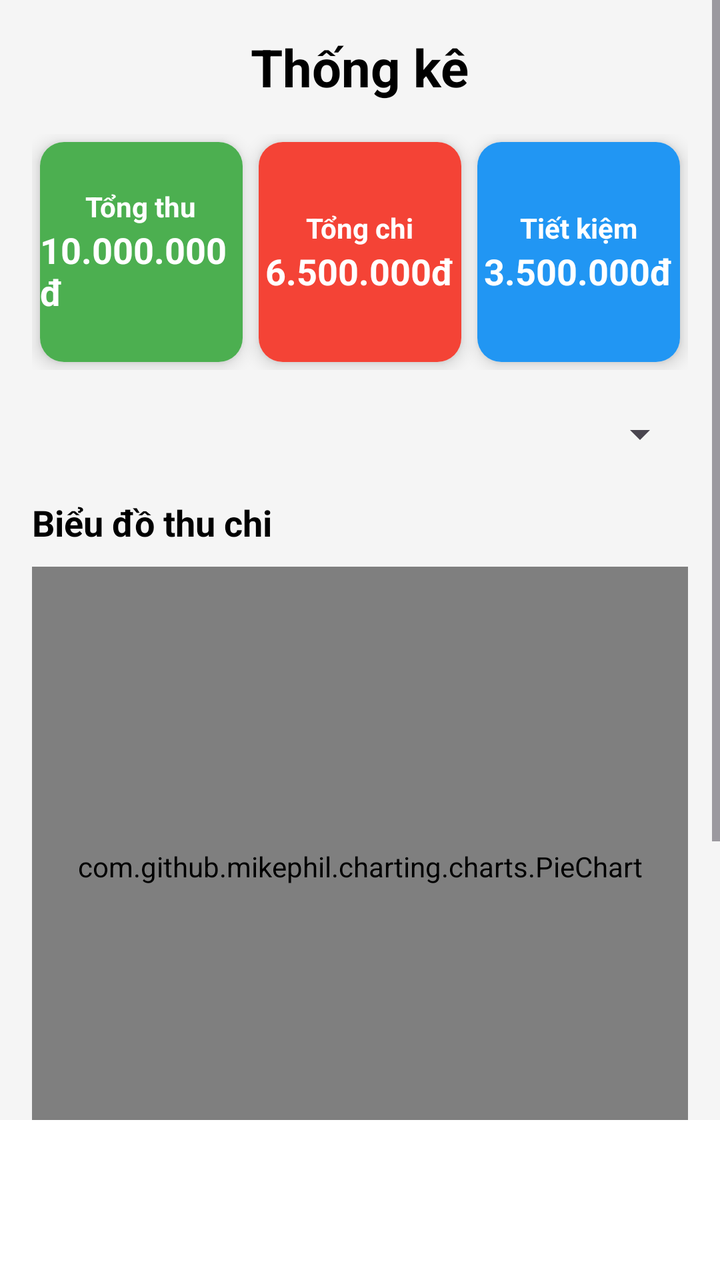
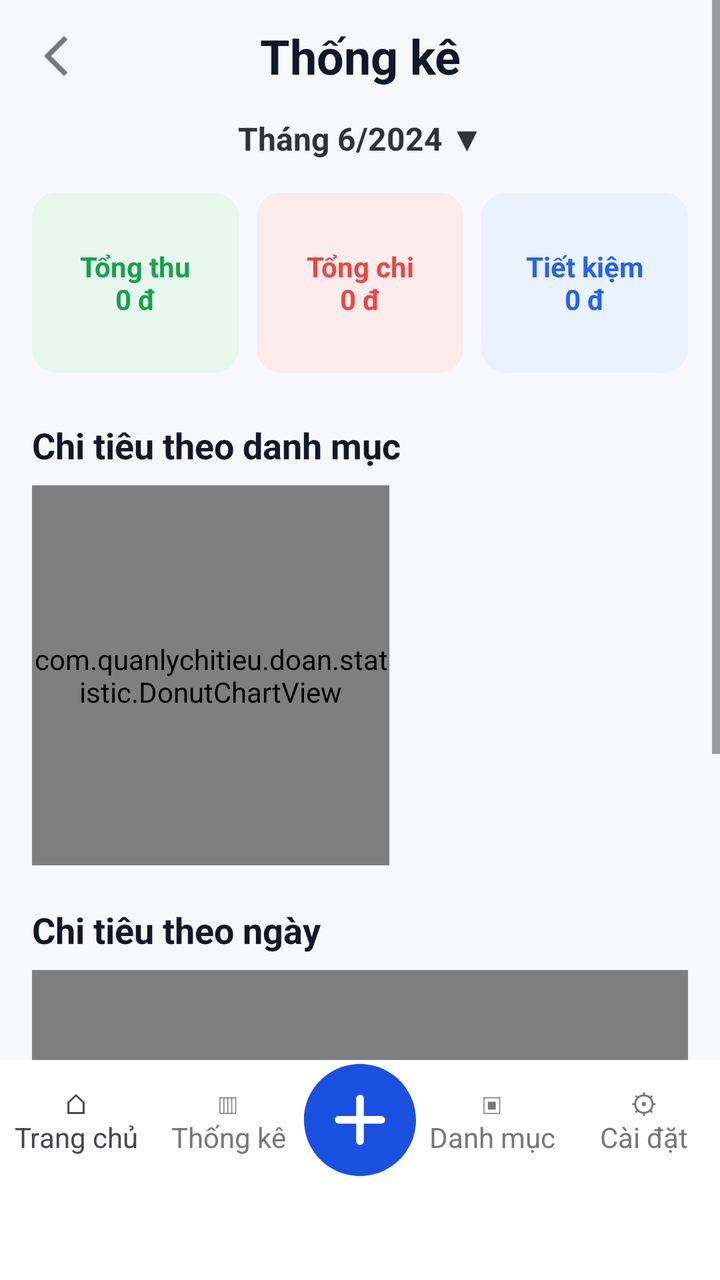

Screens rendered from an Android XML layout before and after an edit, with the pre-edit source and the edit as a unified diff.
<!-- AndroidManifest.xml: application theme Theme.QuanLyChiTieu -->
<!-- res/layout/activity_statistic.xml -->
<?xml version="1.0" encoding="utf-8"?>
<androidx.constraintlayout.widget.ConstraintLayout
    xmlns:android="http://schemas.android.com/apk/res/android"
    xmlns:app="http://schemas.android.com/apk/res-auto"
    xmlns:tools="http://schemas.android.com/tools"
    android:layout_width="match_parent"
    android:layout_height="match_parent"
    android:background="#F5F5F5">

    <ScrollView
        android:id="@+id/scrollView"
        android:layout_width="0dp"
        android:layout_height="0dp"
        app:layout_constraintTop_toTopOf="parent"
        app:layout_constraintBottom_toBottomOf="parent"
        app:layout_constraintStart_toStartOf="parent"
        app:layout_constraintEnd_toEndOf="parent">

        <LinearLayout
            android:layout_width="match_parent"
            android:layout_height="wrap_content"
            android:orientation="vertical"
            android:padding="16dp">

            <TextView
                android:id="@+id/txtTitle"
                android:layout_width="wrap_content"
                android:layout_height="wrap_content"
                android:text="Thống kê"
                android:textStyle="bold"
                android:textSize="26sp"
                android:textColor="#000000"
                android:layout_gravity="center"/>

            <Space
                android:layout_width="match_parent"
                android:layout_height="16dp"/>

            <LinearLayout
                android:layout_width="match_parent"
                android:layout_height="wrap_content"
                android:orientation="horizontal"
                android:weightSum="3">

                
                <androidx.cardview.widget.CardView
                    android:layout_width="0dp"
                    android:layout_height="110dp"
                    android:layout_weight="1"
                    android:layout_margin="4dp"
                    app:cardCornerRadius="12dp"
                    app:cardElevation="5dp">

                    <LinearLayout
                        android:layout_width="match_parent"
                        android:layout_height="match_parent"
                        android:gravity="center"
                        android:orientation="vertical"
                        android:background="#4CAF50">

                        <TextView
                            android:layout_width="wrap_content"
                            android:layout_height="wrap_content"
                            android:text="Tổng thu"
                            android:textColor="#FFFFFF"
                            android:textStyle="bold"/>

                        <TextView
                            android:id="@+id/txtIncome"
                            android:layout_width="wrap_content"
                            android:layout_height="wrap_content"
                            android:text="10.000.000đ"
                            android:textColor="#FFFFFF"
                            android:textSize="18sp"
                            android:textStyle="bold"/>
                    </LinearLayout>

                </androidx.cardview.widget.CardView>

                
                <androidx.cardview.widget.CardView
                    android:layout_width="0dp"
                    android:layout_height="110dp"
                    android:layout_weight="1"
                    android:layout_margin="4dp"
                    app:cardCornerRadius="12dp"
                    app:cardElevation="5dp">

                    <LinearLayout
                        android:layout_width="match_parent"
                        android:layout_height="match_parent"
                        android:gravity="center"
                        android:orientation="vertical"
                        android:background="#F44336">

                        <TextView
                            android:layout_width="wrap_content"
                            android:layout_height="wrap_content"
                            android:text="Tổng chi"
                            android:textColor="#FFFFFF"
                            android:textStyle="bold"/>

                        <TextView
                            android:id="@+id/txtExpense"
                            android:layout_width="wrap_content"
                            android:layout_height="wrap_content"
                            android:text="6.500.000đ"
                            android:textColor="#FFFFFF"
                            android:textSize="18sp"
                            android:textStyle="bold"/>

                    </LinearLayout>

                </androidx.cardview.widget.CardView>

                
                <androidx.cardview.widget.CardView
                    android:layout_width="0dp"
                    android:layout_height="110dp"
                    android:layout_weight="1"
                    android:layout_margin="4dp"
                    app:cardCornerRadius="12dp"
                    app:cardElevation="5dp">

                    <LinearLayout
                        android:layout_width="match_parent"
                        android:layout_height="match_parent"
                        android:gravity="center"
                        android:orientation="vertical"
                        android:background="#2196F3">

                        <TextView
                            android:layout_width="wrap_content"
                            android:layout_height="wrap_content"
                            android:text="Tiết kiệm"
                            android:textColor="#FFFFFF"
                            android:textStyle="bold"/>

                        <TextView
                            android:id="@+id/txtSaving"
                            android:layout_width="wrap_content"
                            android:layout_height="wrap_content"
                            android:text="3.500.000đ"
                            android:textColor="#FFFFFF"
                            android:textSize="18sp"
                            android:textStyle="bold"/>

                    </LinearLayout>

                </androidx.cardview.widget.CardView>

            </LinearLayout>

            <Space
                android:layout_width="match_parent"
                android:layout_height="20dp"/>

            <Spinner
                android:id="@+id/spinnerMonth"
                android:layout_width="match_parent"
                android:layout_height="wrap_content"/>

            <Space
                android:layout_width="match_parent"
                android:layout_height="20dp"/>

            <TextView
                android:layout_width="wrap_content"
                android:layout_height="wrap_content"
                android:text="Biểu đồ thu chi"
                android:textStyle="bold"
                android:textSize="18sp"
                android:textColor="#000000"/>

            <com.github.mikephil.charting.charts.PieChart
                android:id="@+id/pieChart"
                android:layout_width="match_parent"
                android:layout_height="300dp"
                android:layout_marginTop="10dp"/>

            <Space
                android:layout_width="match_parent"
                android:layout_height="20dp"/>

            <TextView
                android:layout_width="wrap_content"
                android:layout_height="wrap_content"
                android:text="Biểu đồ theo tháng"
                android:textStyle="bold"
                android:textSize="18sp"
                android:textColor="#000000"/>

            <com.github.mikephil.charting.charts.BarChart
                android:id="@+id/barChart"
                android:layout_width="match_parent"
                android:layout_height="320dp"
                android:layout_marginTop="10dp"/>

        </LinearLayout>

    </ScrollView>

    <com.google.android.material.bottomnavigation.BottomNavigationView
        android:id="@+id/bottomNavigation"
        android:layout_width="0dp"
        android:layout_height="wrap_content"
        android:background="@android:color/white"
        app:layout_constraintBottom_toBottomOf="parent"
        app:layout_constraintStart_toStartOf="parent"
        app:layout_constraintEnd_toEndOf="parent"
        app:labelVisibilityMode="labeled" />

</androidx.constraintlayout.widget.ConstraintLayout>
<!-- resources referenced by this layout -->
<resources>
  <style name="Theme.QuanLyChiTieu" parent="Base.Theme.QuanLyChiTieu" />
  <style name="Base.Theme.QuanLyChiTieu" parent="Theme.Material3.DayNight.NoActionBar">
          
          
      </style>
</resources>

<!-- the commit's change to res/layout/activity_statistic.xml (unified diff, before → after) -->
@@ -2,212 +2,252 @@
 <androidx.constraintlayout.widget.ConstraintLayout
     xmlns:android="http://schemas.android.com/apk/res/android"
     xmlns:app="http://schemas.android.com/apk/res-auto"
-    xmlns:tools="http://schemas.android.com/tools"
+    android:id="@+id/main"
     android:layout_width="match_parent"
     android:layout_height="match_parent"
-    android:background="#F5F5F5">
+    android:background="#F7F8FC">
 
     <ScrollView
-        android:id="@+id/scrollView"
+        android:id="@+id/scrollStatistic"
         android:layout_width="0dp"
         android:layout_height="0dp"
+        android:fillViewport="true"
         app:layout_constraintTop_toTopOf="parent"
+        app:layout_constraintBottom_toTopOf="@id/bottomNavContainer"
+        app:layout_constraintStart_toStartOf="parent"
+        app:layout_constraintEnd_toEndOf="parent">
+
+        <LinearLayout
+            android:id="@+id/contentLayout"
+            android:layout_width="match_parent"
+            android:layout_height="wrap_content"
+            android:orientation="vertical"
+            android:paddingStart="16dp"
+            android:paddingEnd="16dp"
+            android:paddingBottom="20dp">
+
+            <LinearLayout
+                android:layout_width="match_parent"
+                android:layout_height="56dp"
+                android:gravity="center_vertical"
+                android:orientation="horizontal">
+
+                <ImageView
+                    android:id="@+id/imgBack"
+                    android:layout_width="36dp"
+                    android:layout_height="36dp"
+                    android:padding="6dp"
+                    android:src="@drawable/ic_back" />
+
+                <TextView
+                    android:layout_width="0dp"
+                    android:layout_height="wrap_content"
+                    android:layout_weight="1"
+                    android:gravity="center"
+                    android:text="Thống kê"
+                    android:textColor="#111827"
+                    android:textSize="24sp"
+                    android:textStyle="bold" />
+
+                <View
+                    android:layout_width="36dp"
+                    android:layout_height="36dp" />
+
+            </LinearLayout>
+
+            <TextView
+                android:id="@+id/tvMonth"
+                android:layout_width="match_parent"
+                android:layout_height="wrap_content"
+                android:layout_marginTop="2dp"
+                android:gravity="center"
+                android:text="Tháng 6/2024 ▼"
+                android:textColor="#333333"
+                android:textSize="16sp"
+                android:textStyle="bold" />
+
+            <HorizontalScrollView
+                android:layout_width="match_parent"
+                android:layout_height="wrap_content"
+                android:layout_marginTop="16dp"
+                android:fillViewport="true"
+                android:scrollbars="none">
+
+                <LinearLayout
+                    android:layout_width="match_parent"
+                    android:layout_height="wrap_content"
+                    android:orientation="horizontal"
+                    android:weightSum="3">
+
+                    <TextView
+                        android:id="@+id/tvIncome"
+                        android:layout_width="0dp"
+                        android:layout_height="90dp"
+                        android:layout_marginEnd="6dp"
+                        android:layout_weight="1"
+                        android:background="@drawable/bg_stat_green"
+                        android:gravity="center"
+                        android:padding="10dp"
+                        android:text="Tổng thu\n0 đ"
+                        android:textColor="#16A34A"
+                        android:textSize="14sp"
+                        android:textStyle="bold" />
+
+                    <TextView
+                        android:id="@+id/tvExpense"
+                        android:layout_width="0dp"
+                        android:layout_height="90dp"
+                        android:layout_marginStart="3dp"
+                        android:layout_marginEnd="3dp"
+                        android:layout_weight="1"
+                        android:background="@drawable/bg_stat_red"
+                        android:gravity="center"
+                        android:padding="10dp"
+                        android:text="Tổng chi\n0 đ"
+                        android:textColor="#EF4444"
+                        android:textSize="14sp"
+                        android:textStyle="bold" />
+
+                    <TextView
+                        android:id="@+id/tvSaving"
+                        android:layout_width="0dp"
+                        android:layout_height="90dp"
+                        android:layout_marginStart="6dp"
+                        android:layout_weight="1"
+                        android:background="@drawable/bg_stat_blue"
+                        android:gravity="center"
+                        android:padding="10dp"
+                        android:text="Tiết kiệm\n0 đ"
+                        android:textColor="#2563EB"
+                        android:textSize="14sp"
+                        android:textStyle="bold" />
+
+                </LinearLayout>
+            </HorizontalScrollView>
+
+            <TextView
+                android:layout_width="wrap_content"
+                android:layout_height="wrap_content"
+                android:layout_marginTop="24dp"
+                android:layout_marginBottom="8dp"
+                android:text="Chi tiêu theo danh mục"
+                android:textColor="#111827"
+                android:textSize="18sp"
+                android:textStyle="bold" />
+
+            <LinearLayout
+                android:layout_width="match_parent"
+                android:layout_height="wrap_content"
+                android:gravity="center_vertical"
+                android:orientation="horizontal"
+                android:weightSum="2.2">
+
+                <com.quanlychitieu.doan.statistic.DonutChartView
+                    android:id="@+id/donutChart"
+                    android:layout_width="0dp"
+                    android:layout_height="190dp"
+                    android:layout_weight="1.2" />
+
+                <LinearLayout
+                    android:id="@+id/layoutLegend"
+                    android:layout_width="0dp"
+                    android:layout_height="wrap_content"
+                    android:layout_weight="1"
+                    android:gravity="center_vertical"
+                    android:orientation="vertical"
+                    android:paddingStart="8dp" />
+
+            </LinearLayout>
+
+            <TextView
+                android:layout_width="wrap_content"
+                android:layout_height="wrap_content"
+                android:layout_marginTop="20dp"
+                android:layout_marginBottom="8dp"
+                android:text="Chi tiêu theo ngày"
+                android:textColor="#111827"
+                android:textSize="18sp"
+                android:textStyle="bold" />
+
+            <com.quanlychitieu.doan.statistic.BarChartView
+                android:id="@+id/barChart"
+                android:layout_width="match_parent"
+                android:layout_height="240dp" />
+
+        </LinearLayout>
+    </ScrollView>
+
+    <FrameLayout
+        android:id="@+id/bottomNavContainer"
+        android:layout_width="0dp"
+        android:layout_height="wrap_content"
         app:layout_constraintBottom_toBottomOf="parent"
         app:layout_constraintStart_toStartOf="parent"
         app:layout_constraintEnd_toEndOf="parent">
 
-        <LinearLayout
-            android:layout_width="match_parent"
-            android:layout_height="wrap_content"
-            android:orientation="vertical"
-            android:padding="16dp">
-
-            <TextView
-                android:id="@+id/txtTitle"
-                android:layout_width="wrap_content"
-                android:layout_height="wrap_content"
-                android:text="Thống kê"
-                android:textStyle="bold"
-                android:textSize="26sp"
-                android:textColor="#000000"
-                android:layout_gravity="center"/>
-
-            <Space
-                android:layout_width="match_parent"
-                android:layout_height="16dp"/>
-
-            <LinearLayout
-                android:layout_width="match_parent"
-                android:layout_height="wrap_content"
-                android:orientation="horizontal"
-                android:weightSum="3">
-
-                
-                <androidx.cardview.widget.CardView
-                    android:layout_width="0dp"
-                    android:layout_height="110dp"
-                    android:layout_weight="1"
-                    android:layout_margin="4dp"
-                    app:cardCornerRadius="12dp"
-                    app:cardElevation="5dp">
-
-                    <LinearLayout
-                        android:layout_width="match_parent"
-                        android:layout_height="match_parent"
-                        android:gravity="center"
-                        android:orientation="vertical"
-                        android:background="#4CAF50">
-
-                        <TextView
-                            android:layout_width="wrap_content"
-                            android:layout_height="wrap_content"
-                            android:text="Tổng thu"
-                            android:textColor="#FFFFFF"
-                            android:textStyle="bold"/>
-
-                        <TextView
-                            android:id="@+id/txtIncome"
-                            android:layout_width="wrap_content"
-                            android:layout_height="wrap_content"
-                            android:text="10.000.000đ"
-                            android:textColor="#FFFFFF"
-                            android:textSize="18sp"
-                            android:textStyle="bold"/>
-                    </LinearLayout>
-
-                </androidx.cardview.widget.CardView>
-
-                
-                <androidx.cardview.widget.CardView
-                    android:layout_width="0dp"
-                    android:layout_height="110dp"
-                    android:layout_weight="1"
-                    android:layout_margin="4dp"
-                    app:cardCornerRadius="12dp"
-                    app:cardElevation="5dp">
-
-                    <LinearLayout
-                        android:layout_width="match_parent"
-                        android:layout_height="match_parent"
-                        android:gravity="center"
-                        android:orientation="vertical"
-                        android:background="#F44336">
-
-                        <TextView
-                            android:layout_width="wrap_content"
-                            android:layout_height="wrap_content"
-                            android:text="Tổng chi"
-                            android:textColor="#FFFFFF"
-                            android:textStyle="bold"/>
-
-                        <TextView
-                            android:id="@+id/txtExpense"
-                            android:layout_width="wrap_content"
-                            android:layout_height="wrap_content"
-                            android:text="6.500.000đ"
-                            android:textColor="#FFFFFF"
-                            android:textSize="18sp"
-                            android:textStyle="bold"/>
-
-                    </LinearLayout>
-
-                </androidx.cardview.widget.CardView>
-
-                
-                <androidx.cardview.widget.CardView
-                    android:layout_width="0dp"
-                    android:layout_height="110dp"
-                    android:layout_weight="1"
-                    android:layout_margin="4dp"
-                    app:cardCornerRadius="12dp"
-                    app:cardElevation="5dp">
-
-                    <LinearLayout
-                        android:layout_width="match_parent"
-                        android:layout_height="match_parent"
-                        android:gravity="center"
-                        android:orientation="vertical"
-                        android:background="#2196F3">
-
-                        <TextView
-                            android:layout_width="wrap_content"
-                            android:layout_height="wrap_content"
-                            android:text="Tiết kiệm"
-                            android:textColor="#FFFFFF"
-                            android:textStyle="bold"/>
-
-                        <TextView
-                            android:id="@+id/txtSaving"
-                            android:layout_width="wrap_content"
-                            android:layout_height="wrap_content"
-                            android:text="3.500.000đ"
-                            android:textColor="#FFFFFF"
-                            android:textSize="18sp"
-                            android:textStyle="bold"/>
-
-                    </LinearLayout>
-
-                </androidx.cardview.widget.CardView>
-
-            </LinearLayout>
-
-            <Space
-                android:layout_width="match_parent"
-                android:layout_height="20dp"/>
-
-            <Spinner
-                android:id="@+id/spinnerMonth"
-                android:layout_width="match_parent"
-                android:layout_height="wrap_content"/>
-
-            <Space
-                android:layout_width="match_parent"
-                android:layout_height="20dp"/>
-
-            <TextView
-                android:layout_width="wrap_content"
-                android:layout_height="wrap_content"
-                android:text="Biểu đồ thu chi"
-                android:textStyle="bold"
-                android:textSize="18sp"
-                android:textColor="#000000"/>
-
-            <com.github.mikephil.charting.charts.PieChart
-                android:id="@+id/pieChart"
-                android:layout_width="match_parent"
-                android:layout_height="300dp"
-                android:layout_marginTop="10dp"/>
-
-            <Space
-                android:layout_width="match_parent"
-                android:layout_height="20dp"/>
-
-            <TextView
-                android:layout_width="wrap_content"
-                android:layout_height="wrap_content"
-                android:text="Biểu đồ theo tháng"
-                android:textStyle="bold"
-                android:textSize="18sp"
-                android:textColor="#000000"/>
-
-            <com.github.mikephil.charting.charts.BarChart
-                android:id="@+id/barChart"
-                android:layout_width="match_parent"
-                android:layout_height="320dp"
-                android:layout_marginTop="10dp"/>
-
-        </LinearLayout>
-
-    </ScrollView>
-
-    <com.google.android.material.bottomnavigation.BottomNavigationView
-        android:id="@+id/bottomNavigation"
-        android:layout_width="0dp"
-        android:layout_height="wrap_content"
-        android:background="@android:color/white"
-        app:layout_constraintBottom_toBottomOf="parent"
-        app:layout_constraintStart_toStartOf="parent"
-        app:layout_constraintEnd_toEndOf="parent"
-        app:labelVisibilityMode="labeled" />
+        <include layout="@layout/bottom_nav" />
+
+    </FrameLayout>
 
 </androidx.constraintlayout.widget.ConstraintLayout>
+<!-- res/layout/bottom_nav.xml (included above) -->
+<?xml version="1.0" encoding="utf-8"?>
+<LinearLayout xmlns:android="http://schemas.android.com/apk/res/android"
+    android:id="@+id/bottomNav"
+    android:layout_width="match_parent"
+    android:layout_height="110dp"
+    android:orientation="horizontal"
+    android:gravity="center"
+    android:background="#FFFFFF"
+    android:elevation="10dp"
+    android:paddingBottom="50dp">
+
+    <TextView
+        android:id="@+id/navHome"
+        android:layout_width="0dp"
+        android:layout_height="match_parent"
+        android:layout_weight="1"
+        android:gravity="center"
+        android:text="⌂\nTrang chủ"
+        android:textSize="14sp" />
+
+    <TextView
+        android:id="@+id/navStatistic"
+        android:layout_width="0dp"
+        android:layout_height="match_parent"
+        android:layout_weight="1"
+        android:gravity="center"
+        android:text="▥\nThống kê"
+        android:textColor="#777777"
+        android:textSize="14sp" />
+
+    <TextView
+        android:id="@+id/navAdd"
+        android:layout_width="56dp"
+        android:layout_height="56dp"
+        android:gravity="center"
+        android:textColor="#FFFFFF"
+        android:textSize="34sp"
+        android:background="@drawable/bg_circle_blue" />
+
+    <TextView
+        android:id="@+id/navCategory"
+        android:layout_width="0dp"
+        android:layout_height="match_parent"
+        android:layout_weight="1"
+        android:gravity="center"
+        android:text="▣\nDanh mục"
+        android:textColor="#777777"
+        android:textSize="14sp" />
+
+    <TextView
+        android:id="@+id/navSetting"
+        android:layout_width="0dp"
+        android:layout_height="match_parent"
+        android:layout_weight="1"
+        android:gravity="center"
+        android:text="⚙\nCài đặt"
+        android:textColor="#777777"
+        android:textSize="14sp" />
+
+</LinearLayout>
<!-- resource entries referenced after the edit -->
@@ -1,5 +1,32 @@
 <!-- resources referenced by this layout -->
 <resources>
+  <!-- drawable bg_circle_blue (drawable) -->
+  <vector xmlns:android="http://schemas.android.com/apk/res/android" android:height="20dp" android:viewportHeight="20" android:viewportWidth="20" android:width="20dp">
+        
+      <path android:fillColor="#1a50df" android:pathData="M10,0c5.523,0 10,4.477 10,10s-4.477,10 -10,10S0,15.523 0,10S4.477,0 10,0ZM10,5.475a0.682,0.682 0,0 0,-0.682 0.681L9.318,9.28L6.195,9.28a0.682,0.682 0,0 0,-0.674 0.582l-0.008,0.1c0,0.377 0.305,0.682 0.682,0.682h3.123v3.123c0,0.343 0.252,0.626 0.581,0.675l0.101,0.007a0.682,0.682 0,0 0,0.682 -0.682l-0.001,-3.123h3.124a0.682,0.682 0,0 0,0.674 -0.58l0.008,-0.102a0.682,0.682 0,0 0,-0.682 -0.681l-3.124,-0.001L10.681,6.156a0.682,0.682 0,0 0,-0.58 -0.674Z"/>
+      
+  </vector>
+  <!-- drawable bg_stat_blue (drawable) -->
+  <shape xmlns:android="http://schemas.android.com/apk/res/android">
+      <solid android:color="#EAF2FF"/>
+      <corners android:radius="12dp"/>
+  </shape>
+  <!-- drawable bg_stat_green (drawable) -->
+  <shape xmlns:android="http://schemas.android.com/apk/res/android">
+      <solid android:color="#E8F8EF"/>
+      <corners android:radius="12dp"/>
+  </shape>
+  <!-- drawable bg_stat_red (drawable) -->
+  <shape xmlns:android="http://schemas.android.com/apk/res/android">
+      <solid android:color="#FDECEC"/>
+      <corners android:radius="12dp"/>
+  </shape>
+  <!-- drawable ic_back (drawable) -->
+  <vector xmlns:android="http://schemas.android.com/apk/res/android" android:autoMirrored="true" android:height="24dp" android:tint="#777777" android:viewportHeight="960" android:viewportWidth="960" android:width="24dp">
+        
+      <path android:fillColor="@android:color/white" android:pathData="M400,880L0,480L400,80L471,151L142,480L471,809L400,880Z"/>
+      
+  </vector>
   <style name="Theme.QuanLyChiTieu" parent="Base.Theme.QuanLyChiTieu" />
   <style name="Base.Theme.QuanLyChiTieu" parent="Theme.Material3.DayNight.NoActionBar">
           
